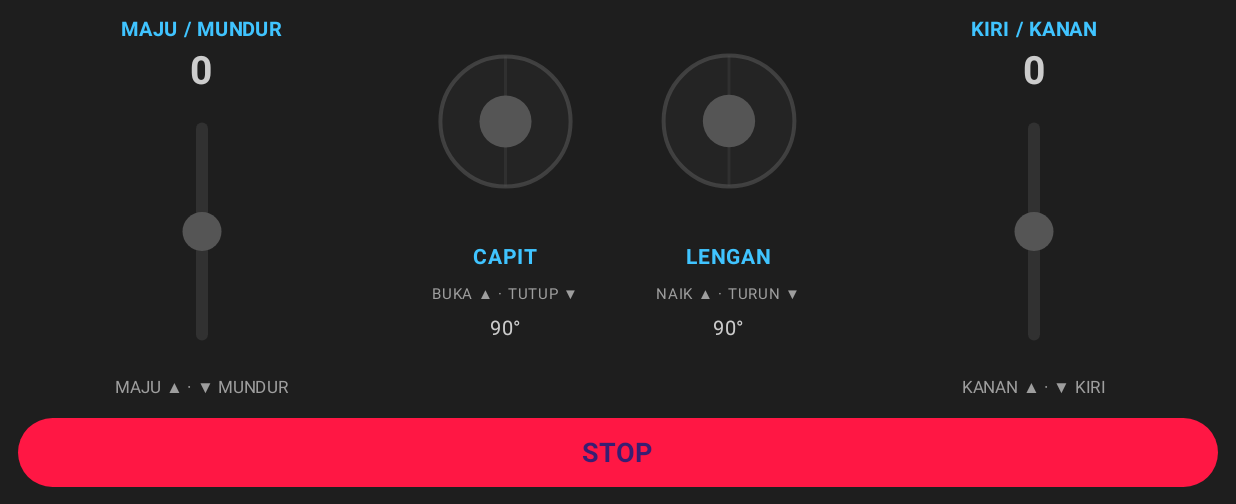
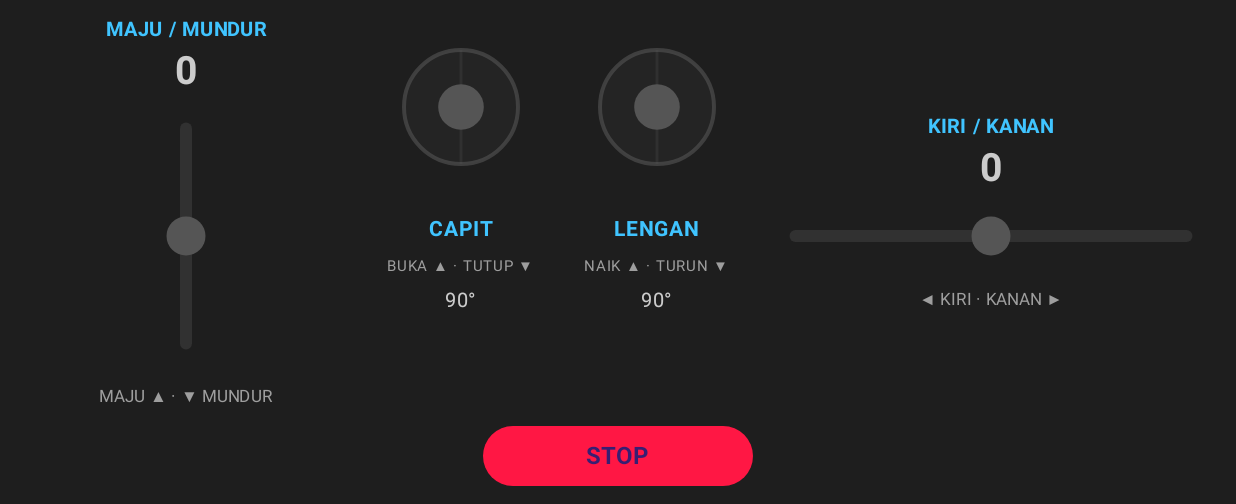
Before and after one commit to momentumphysics/uinamrobot2026, an Android app built with Jetpack Compose: the screen it shows after launch (MainActivity), on a phone screen of 824 x 412 dp (held sideways), the part 114-618 px from its top. Run offline under Robolectric (Android 15) with nearby library versions, the light colour scheme and no system bars.

Commit message:
feat(ui): slider steering horizontal + tombol STOP lebih kecil
Slider kanan (KIRI/KANAN) kini horizontal; DriveSlider mendukung dua orientasi (vertikal untuk maju/mundur, horizontal untuk steering). STOP diperkecil 180x40 dp sehingga area slider lebih besar. 35 tes hijau; paket 8 byte tidak berubah.

```diff
--- a/android/app/src/main/java/id/uinam/intellink/ui/DashboardScreen.kt
+++ b/android/app/src/main/java/id/uinam/intellink/ui/DashboardScreen.kt
@@ -1,6 +1,7 @@
 package id.uinam.intellink.ui
 
 import androidx.compose.foundation.background
+import androidx.compose.foundation.gestures.Orientation
 import androidx.compose.foundation.layout.Arrangement
 import androidx.compose.foundation.layout.Box
 import androidx.compose.foundation.layout.Column
@@ -109,13 +110,14 @@ fun DashboardScreen(viewModel: ControlViewModel, modifier: Modifier = Modifier)
                 hint = "MAJU ▲ · ▼ MUNDUR",
                 value = throttle,
                 enabled = online,
+                orientation = Orientation.Vertical,
                 onValueChange = viewModel::setThrottle,
                 onRelease = viewModel::releaseThrottle,
                 modifier = Modifier.weight(1f),
             )
 
             Row(
-                modifier = Modifier.weight(1.2f),
+                modifier = Modifier.weight(1.15f),
                 horizontalArrangement = Arrangement.spacedBy(4.dp),
                 verticalAlignment = Alignment.CenterVertically,
             ) {
@@ -141,12 +143,13 @@ fun DashboardScreen(viewModel: ControlViewModel, modifier: Modifier = Modifier)
 
             DriveSliderColumn(
                 title = "KIRI / KANAN",
-                hint = "KANAN ▲ · ▼ KIRI",
+                hint = "◀ KIRI · KANAN ▶",
                 value = steering,
                 enabled = online,
+                orientation = Orientation.Horizontal,
                 onValueChange = viewModel::setSteering,
                 onRelease = viewModel::releaseSteering,
-                modifier = Modifier.weight(1f),
+                modifier = Modifier.weight(1.35f),
             )
         }
 
@@ -156,11 +159,12 @@ fun DashboardScreen(viewModel: ControlViewModel, modifier: Modifier = Modifier)
                 viewModel.stopAll()
             },
             modifier = Modifier
-                .fillMaxWidth()
-                .height(46.dp),
+                .align(Alignment.CenterHorizontally)
+                .width(180.dp)
+                .height(40.dp),
             colors = ButtonDefaults.buttonColors(containerColor = OFFLINE),
         ) {
-            Text("STOP", fontSize = 18.sp, fontWeight = FontWeight.Bold)
+            Text("STOP", fontSize = 16.sp, fontWeight = FontWeight.Bold)
         }
     }
 }
@@ -171,6 +175,7 @@ private fun DriveSliderColumn(
     hint: String,
     value: Int,
     enabled: Boolean,
+    orientation: Orientation,
     onValueChange: (Int) -> Unit,
     onRelease: () -> Unit,
     modifier: Modifier = Modifier,
@@ -187,14 +192,21 @@ private fun DriveSliderColumn(
             fontSize = 26.sp,
             fontWeight = FontWeight.Bold,
         )
-        VerticalSlider(
+        DriveSlider(
             value = value,
             enabled = enabled,
+            orientation = orientation,
             onValueChange = onValueChange,
             onRelease = onRelease,
-            modifier = Modifier
-                .weight(1f)
-                .padding(vertical = 6.dp),
+            modifier = if (orientation == Orientation.Vertical) {
+                Modifier
+                    .weight(1f)
+                    .padding(vertical = 6.dp)
+            } else {
+                Modifier
+                    .fillMaxWidth()
+                    .padding(horizontal = 4.dp, vertical = 6.dp)
+            },
         )
         Text(hint, color = HINT, fontSize = 11.sp)
     }
--- /dev/null
+++ b/android/app/src/main/java/id/uinam/intellink/ui/DriveSlider.kt
@@ -0,0 +1,153 @@
+package id.uinam.intellink.ui
+
+import androidx.compose.foundation.Canvas
+import androidx.compose.foundation.gestures.Orientation
+import androidx.compose.foundation.gestures.detectDragGestures
+import androidx.compose.foundation.layout.fillMaxHeight
+import androidx.compose.foundation.layout.fillMaxWidth
+import androidx.compose.foundation.layout.height
+import androidx.compose.foundation.layout.width
+import androidx.compose.runtime.Composable
+import androidx.compose.runtime.getValue
+import androidx.compose.runtime.rememberUpdatedState
+import androidx.compose.ui.Modifier
+import androidx.compose.ui.geometry.CornerRadius
+import androidx.compose.ui.geometry.Offset
+import androidx.compose.ui.geometry.Size
+import androidx.compose.ui.graphics.Color
+import androidx.compose.ui.hapticfeedback.HapticFeedbackType
+import androidx.compose.ui.input.pointer.pointerInput
+import androidx.compose.ui.platform.LocalHapticFeedback
+import androidx.compose.ui.unit.dp
+import kotlin.math.abs
+import kotlin.math.roundToInt
+
+private const val RANGE = 255f
+private val TRACK_WIDTH = 8.dp
+private val THUMB_RADIUS = 13.dp
+private val ACTIVE = Color(0xFF00E676)
+private val ACCENT = Color(0xFF40C4FF)
+private val DISABLED = Color(0xFF555555)
+private val TRACK = Color(0xFF333333)
+
+/**
+ * Slider dua arah (-255..255) untuk drive, padanan slider di controller.html.
+ * Vertikal: atas = positif. Horizontal: kanan = positif. Tengah = 0.
+ * Lepas jari memanggil [onRelease]; pemanggil yang mengembalikan nilai ke 0 (pegas).
+ */
+@Composable
+fun DriveSlider(
+    value: Int,
+    enabled: Boolean,
+    orientation: Orientation,
+    onValueChange: (Int) -> Unit,
+    onRelease: () -> Unit,
+    modifier: Modifier = Modifier,
+) {
+    val haptic = LocalHapticFeedback.current
+    val currentValue by rememberUpdatedState(value)
+    val currentOnChange by rememberUpdatedState(onValueChange)
+    val currentOnRelease by rememberUpdatedState(onRelease)
+
+    val sizeModifier = if (orientation == Orientation.Vertical) {
+        Modifier.width(48.dp).fillMaxHeight()
+    } else {
+        Modifier.fillMaxWidth().height(48.dp)
+    }
+
+    Canvas(
+        modifier = modifier
+            .then(sizeModifier)
+            .pointerInput(enabled, orientation) {
+                if (!enabled) return@pointerInput
+                val thumb = THUMB_RADIUS.toPx()
+                val length = if (orientation == Orientation.Vertical) {
+                    size.height - thumb * 2f
+                } else {
+                    size.width - thumb * 2f
+                }
+                val travel = length.coerceAtLeast(1f)
+                var startValue = 0f
+                var dragged = 0f
+                detectDragGestures(
+                    onDragStart = {
+                        startValue = currentValue.toFloat()
+                        dragged = 0f
+                        haptic.performHapticFeedback(HapticFeedbackType.LongPress)
+                    },
+                    onDragEnd = { currentOnRelease() },
+                    onDragCancel = { currentOnRelease() },
+                    onDrag = { change, amount ->
+                        change.consume()
+                        dragged += if (orientation == Orientation.Vertical) amount.y else amount.x
+                        val direction = if (orientation == Orientation.Vertical) -1f else 1f
+                        val next = (startValue + direction * dragged / travel * (RANGE * 2f))
+                            .roundToInt()
+                            .coerceIn(-255, 255)
+                        currentOnChange(next)
+                    },
+                )
+            },
+    ) {
+        val thumbR = THUMB_RADIUS.toPx()
+        val trackW = TRACK_WIDTH.toPx()
+        val activeColor = if (enabled) ACTIVE else DISABLED
+        val accentColor = if (enabled) ACCENT else DISABLED
+        val trackColor = if (enabled) TRACK else DISABLED.copy(alpha = 0.35f)
+        val fraction = (value.coerceIn(-255, 255) + 255) / 510f
+
+        if (orientation == Orientation.Vertical) {
+            val centerX = size.width / 2f
+            val top = thumbR
+            val bottom = size.height - thumbR
+            val travel = (bottom - top).coerceAtLeast(1f)
+            val thumbY = bottom - fraction * travel
+            val midY = top + travel / 2f
+
+            drawRoundRect(
+                color = trackColor,
+                topLeft = Offset(centerX - trackW / 2f, top),
+                size = Size(trackW, travel),
+                cornerRadius = CornerRadius(trackW / 2f),
+            )
+            drawRoundRect(
+                color = activeColor,
+                topLeft = Offset(centerX - trackW / 2f, minOf(midY, thumbY)),
+                size = Size(trackW, abs(midY - thumbY)),
+                cornerRadius = CornerRadius(trackW / 2f),
+            )
+            drawCircle(
+                color = accentColor.copy(alpha = 0.6f),
+                radius = trackW * 0.35f,
+                center = Offset(centerX, midY),
+            )
+            drawCircle(color = activeColor, radius = thumbR, center = Offset(centerX, thumbY))
+        } else {
+            val centerY = size.height / 2f
+            val left = thumbR
+            val right = size.width - thumbR
+            val travel = (right - left).coerceAtLeast(1f)
+            val thumbX = left + fraction * travel
+            val midX = left + travel / 2f
+
+            drawRoundRect(
+                color = trackColor,
+                topLeft = Offset(left, centerY - trackW / 2f),
+                size = Size(travel, trackW),
+                cornerRadius = CornerRadius(trackW / 2f),
+            )
+            drawRoundRect(
+                color = activeColor,
+                topLeft = Offset(minOf(midX, thumbX), centerY - trackW / 2f),
+                size = Size(abs(midX - thumbX), trackW),
+                cornerRadius = CornerRadius(trackW / 2f),
+            )
+            drawCircle(
+                color = accentColor.copy(alpha = 0.6f),
+                radius = trackW * 0.35f,
+                center = Offset(midX, centerY),
+            )
+            drawCircle(color = activeColor, radius = thumbR, center = Offset(thumbX, centerY))
+        }
+    }
+}
--- a/android/app/src/main/java/id/uinam/intellink/ui/VerticalSlider.kt
+++ /dev/null
@@ -1,111 +0,0 @@
-package id.uinam.intellink.ui
-
-import androidx.compose.foundation.Canvas
-import androidx.compose.foundation.gestures.detectDragGestures
-import androidx.compose.foundation.layout.fillMaxHeight
-import androidx.compose.foundation.layout.width
-import androidx.compose.runtime.Composable
-import androidx.compose.runtime.getValue
-import androidx.compose.runtime.rememberUpdatedState
-import androidx.compose.ui.Modifier
-import androidx.compose.ui.geometry.CornerRadius
-import androidx.compose.ui.geometry.Offset
-import androidx.compose.ui.geometry.Size
-import androidx.compose.ui.graphics.Color
-import androidx.compose.ui.hapticfeedback.HapticFeedbackType
-import androidx.compose.ui.input.pointer.pointerInput
-import androidx.compose.ui.platform.LocalHapticFeedback
-import androidx.compose.ui.unit.dp
-import kotlin.math.abs
-import kotlin.math.roundToInt
-
-private const val RANGE = 255f
-private val TRACK_WIDTH = 8.dp
-private val THUMB_RADIUS = 13.dp
-private val ACTIVE = Color(0xFF00E676)
-private val ACCENT = Color(0xFF40C4FF)
-private val DISABLED = Color(0xFF555555)
-private val TRACK = Color(0xFF333333)
-
-/**
- * Slider vertikal dua arah (-255..255) untuk drive, padanan slider di controller.html.
- * Atas = nilai positif (maju / kanan), bawah = negatif (mundur / kiri), tengah = 0.
- * Lepas jari memanggil [onRelease]; pemanggil yang mengembalikan nilai ke 0 (pegas).
- */
-@Composable
-fun VerticalSlider(
-    value: Int,
-    enabled: Boolean,
-    onValueChange: (Int) -> Unit,
-    onRelease: () -> Unit,
-    modifier: Modifier = Modifier,
-) {
-    val haptic = LocalHapticFeedback.current
-    val currentValue by rememberUpdatedState(value)
-    val currentOnChange by rememberUpdatedState(onValueChange)
-    val currentOnRelease by rememberUpdatedState(onRelease)
-
-    Canvas(
-        modifier = modifier
-            .width(48.dp)
-            .fillMaxHeight()
-            .pointerInput(enabled) {
-                if (!enabled) return@pointerInput
-                val thumb = THUMB_RADIUS.toPx()
-                val travel = (size.height - thumb * 2f).coerceAtLeast(1f)
-                var startValue = 0f
-                var dragged = 0f
-                detectDragGestures(
-                    onDragStart = {
-                        startValue = currentValue.toFloat()
-                        dragged = 0f
-                        haptic.performHapticFeedback(HapticFeedbackType.LongPress)
-                    },
-                    onDragEnd = { currentOnRelease() },
-                    onDragCancel = { currentOnRelease() },
-                    onDrag = { change, amount ->
-                        change.consume()
-                        dragged += amount.y
-                        val next = (startValue - dragged / travel * (RANGE * 2f))
-                            .roundToInt()
-                            .coerceIn(-255, 255)
-                        currentOnChange(next)
-                    },
-                )
-            },
-    ) {
-        val centerX = size.width / 2f
-        val thumbR = THUMB_RADIUS.toPx()
-        val trackW = TRACK_WIDTH.toPx()
-        val top = thumbR
-        val bottom = size.height - thumbR
-        val travel = (bottom - top).coerceAtLeast(1f)
-        val fraction = (value.coerceIn(-255, 255) + 255) / 510f
-        val thumbY = bottom - fraction * travel
-        val midY = top + travel / 2f
-        val activeColor = if (enabled) ACTIVE else DISABLED
-        val accentColor = if (enabled) ACCENT else DISABLED
-        val trackColor = if (enabled) TRACK else DISABLED.copy(alpha = 0.35f)
-
-        drawRoundRect(
-            color = trackColor,
-            topLeft = Offset(centerX - trackW / 2f, top),
-            size = Size(trackW, travel),
-            cornerRadius = CornerRadius(trackW / 2f),
-        )
-        // Segmen aktif dari titik nol (tengah) ke posisi kenop.
-        drawRoundRect(
-            color = activeColor,
-            topLeft = Offset(centerX - trackW / 2f, minOf(midY, thumbY)),
-            size = Size(trackW, abs(midY - thumbY)),
-            cornerRadius = CornerRadius(trackW / 2f),
-        )
-        // Penanda titik nol.
-        drawCircle(
-            color = accentColor.copy(alpha = 0.6f),
-            radius = trackW * 0.35f,
-            center = Offset(centerX, midY),
-        )
-        drawCircle(color = activeColor, radius = thumbR, center = Offset(centerX, thumbY))
-    }
-}
```
Also changed, not shown: 1 other file.
